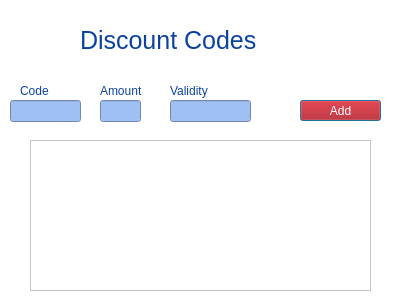
Old version of the form Bhitti/discountcode.ui in the repository BigyaDhungana/Bhitti_v2.
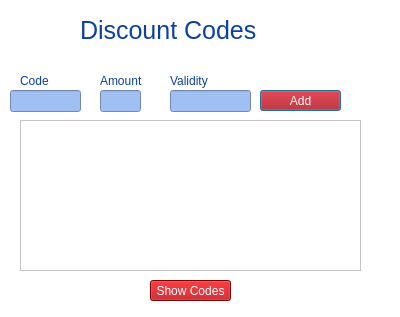
New version of the form. Icons and pictures are not drawn.

Patch:
```diff
--- a/Bhitti/discountcode.ui
+++ b/Bhitti/discountcode.ui
@@ -7,7 +7,7 @@
     <x>0</x>
     <y>0</y>
     <width>400</width>
-    <height>300</height>
+    <height>317</height>
    </rect>
   </property>
   <property name="windowTitle">
@@ -20,7 +20,7 @@
    <property name="geometry">
     <rect>
      <x>0</x>
-     <y>10</y>
+     <y>0</y>
      <width>71</width>
      <height>61</height>
     </rect>
@@ -39,7 +39,7 @@
    <property name="geometry">
     <rect>
      <x>20</x>
-     <y>80</y>
+     <y>70</y>
      <width>71</width>
      <height>21</height>
     </rect>
@@ -64,7 +64,7 @@
    <property name="geometry">
     <rect>
      <x>10</x>
-     <y>100</y>
+     <y>90</y>
      <width>71</width>
      <height>22</height>
     </rect>
@@ -77,7 +77,7 @@
    <property name="geometry">
     <rect>
      <x>80</x>
-     <y>20</y>
+     <y>10</y>
      <width>201</width>
      <height>41</height>
     </rect>
@@ -101,8 +101,8 @@
   <widget class="QPushButton" name="pushButton">
    <property name="geometry">
     <rect>
-     <x>300</x>
-     <y>100</y>
+     <x>260</x>
+     <y>90</y>
      <width>81</width>
      <height>21</height>
     </rect>
@@ -124,7 +124,7 @@
    <property name="geometry">
     <rect>
      <x>100</x>
-     <y>80</y>
+     <y>70</y>
      <width>71</width>
      <height>21</height>
     </rect>
@@ -149,7 +149,7 @@
    <property name="geometry">
     <rect>
      <x>100</x>
-     <y>100</y>
+     <y>90</y>
      <width>41</width>
      <height>22</height>
     </rect>
@@ -162,7 +162,7 @@
    <property name="geometry">
     <rect>
      <x>170</x>
-     <y>80</y>
+     <y>70</y>
      <width>51</width>
      <height>21</height>
     </rect>
@@ -187,7 +187,7 @@
    <property name="geometry">
     <rect>
      <x>170</x>
-     <y>100</y>
+     <y>90</y>
      <width>81</width>
      <height>22</height>
     </rect>
@@ -199,13 +199,35 @@
   <widget class="QTableView" name="tableView">
    <property name="geometry">
     <rect>
-     <x>30</x>
-     <y>140</y>
+     <x>20</x>
+     <y>120</y>
      <width>341</width>
      <height>151</height>
     </rect>
    </property>
   </widget>
+  <widget class="QPushButton" name="pushButton_2">
+   <property name="geometry">
+    <rect>
+     <x>150</x>
+     <y>280</y>
+     <width>81</width>
+     <height>21</height>
+    </rect>
+   </property>
+   <property name="cursor">
+    <cursorShape>PointingHandCursor</cursorShape>
+   </property>
+   <property name="styleSheet">
+    <string notr="true">color: rgb(255, 255, 255);
+background-color: rgb(177, 0, 3);
+
+font: 900 9pt &quot;Segoe UI Black&quot;;</string>
+   </property>
+   <property name="text">
+    <string>Show Codes</string>
+   </property>
+  </widget>
  </widget>
  <resources/>
  <connections/>
```
